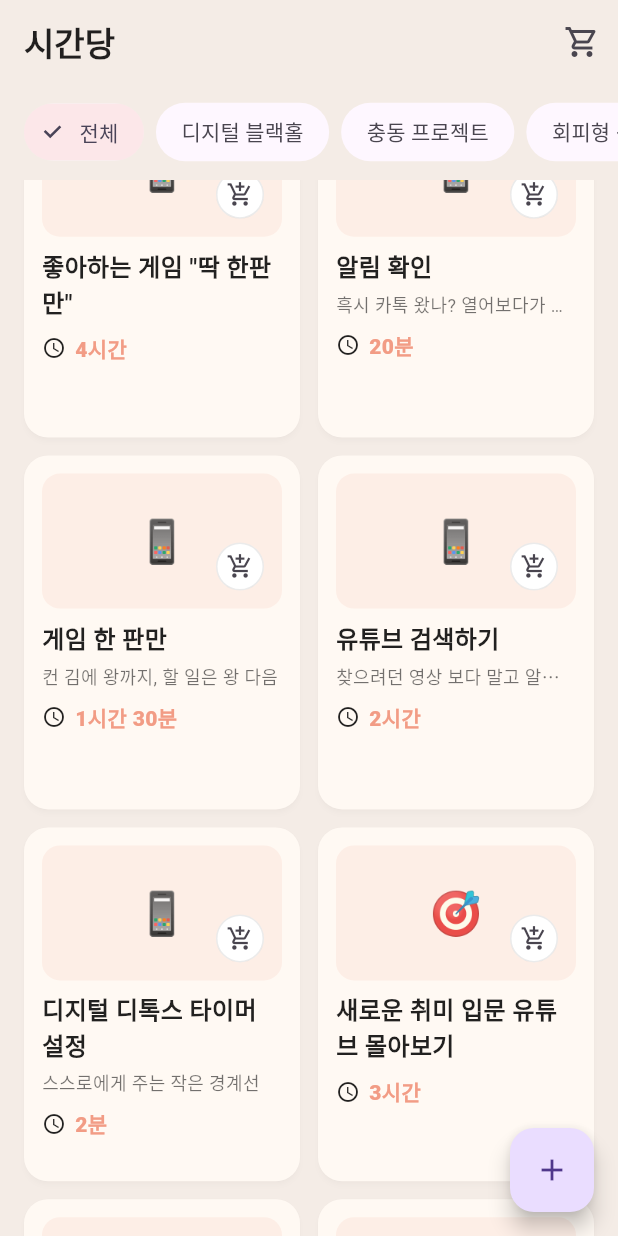
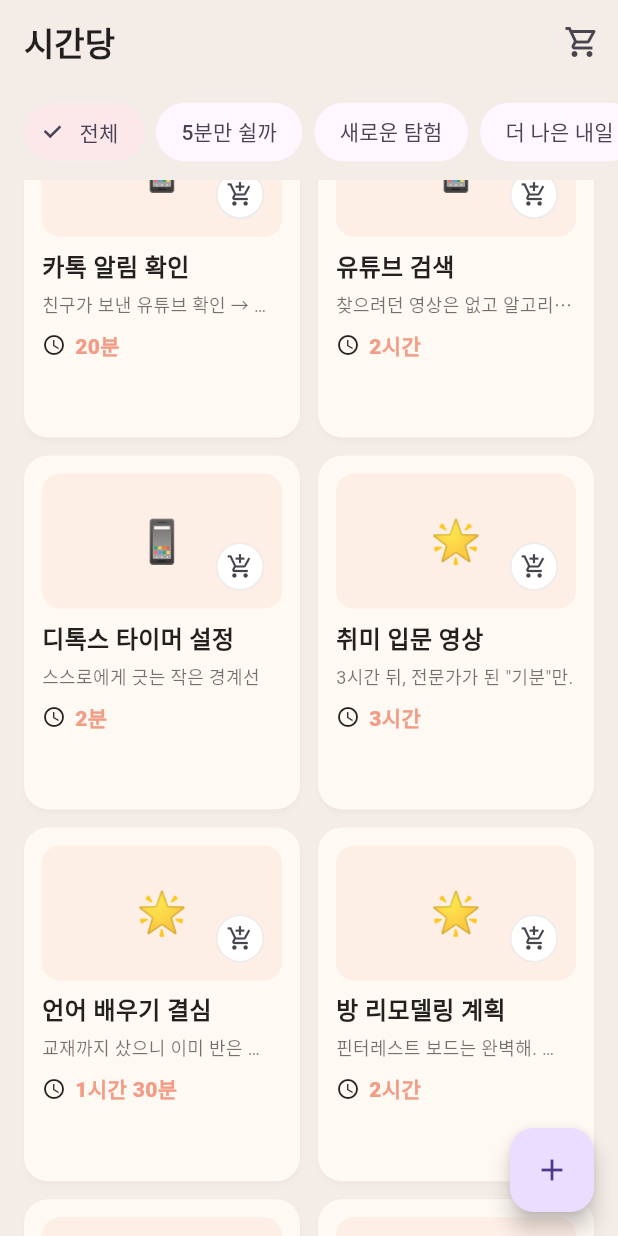
Before and after one commit to helloheesu/dart-practice, a Flutter app: the screen it shows after launch, scrolled down 576 dp, on a phone screen of 412 x 824 dp. Run offline on Flutter 3.47's test engine with Material 3 defaults, Android fonts, the light colour scheme and no system bars.

Commit message:
모킹 데이터 변경, 데이터 구조 enhanced enum으로 응집시킴

```diff
--- a/last_minutes/lib/core/constants/strings.dart
+++ b/last_minutes/lib/core/constants/strings.dart
@@ -2,11 +2,5 @@ class AppStrings {
   AppStrings._();
 
   static const String appName = '시간당';
-
-  // Categories (Korean labels)
-  static const String all = '전체';
-  static const String digitalBlackhole = '디지털 블랙홀';
-  static const String impulseProjects = '충동 프로젝트';
-  static const String avoidantProductivity = '회피형 생산성';
-  static const String everydayTimeThieves = '일상의 시간도둑';
+  static const String allCategory = '전체';
 }
--- a/last_minutes/lib/data/model/product_category.dart
+++ b/last_minutes/lib/data/model/product_category.dart
@@ -1,6 +1,34 @@
 enum ProductCategory {
-  digitalBlackhole,
-  impulseProjects,
-  avoidantProductivity,
-  everydayTimeThieves,
+  takeFive(code: 'take-five', label: '5분만 쉴까', emoji: '📱', order: 1),
+  newExploration(
+    code: 'new-exploration',
+    label: '새로운 탐험',
+    emoji: '🌟',
+    order: 2,
+  ),
+  betterTomorrow(
+    code: 'better-tomorrow',
+    label: '더 나은 내일',
+    emoji: '🎯',
+    order: 3,
+  ),
+  meTime(code: 'me-time', label: '나를 위한 시간', emoji: '🏠', order: 4);
+
+  const ProductCategory({
+    required this.code,
+    required this.label,
+    required this.emoji,
+    required this.order,
+  });
+  final String code;
+  final String label;
+  final String emoji;
+  final int order;
+
+  static ProductCategory? fromCodeOrNull(String code) {
+    for (final c in ProductCategory.values) {
+      if (c.code == code) return c;
+    }
+    return null;
+  }
 }
--- a/last_minutes/lib/data/repository/product_repository_mock.dart
+++ b/last_minutes/lib/data/repository/product_repository_mock.dart
@@ -4,245 +4,208 @@ import 'product_repository.dart';
 
 class ProductRepositoryMock implements ProductRepository {
   static final List<Product> _products = <Product>[
-    // 📱 디지털 블랙홀 (9)
     Product(
-      id: 'sns-scroll',
-      title: 'SNS 틀어가기',
+      id: 'sns-check',
+      title: 'SNS 체크',
+      subtitle: '친구의 친구까지 구경 완료',
       minutes: 45,
-      category: ProductCategory.digitalBlackhole,
+      category: ProductCategory.takeFive,
     ),
     Product(
-      id: 'bed-scroll-5min',
-      title: '"5분만" 침대에서 스크롤',
-      minutes: 35,
-      category: ProductCategory.digitalBlackhole,
+      id: 'quick-nap',
+      title: '잠깐 눈 붙이기',
+      subtitle: '어 알람 안 울렸나?',
+      minutes: 240,
+      category: ProductCategory.takeFive,
     ),
     Product(
-      id: 'just-curious-wiki',
-      title: '"그냥 궁금해서" 위키피디아 서핑',
+      id: 'namu-wiki-surf',
+      title: '나무위키 서핑',
+      subtitle: '아이돌 검색 → 소속사 대표 → 동문 졸업생 → 정치인',
       minutes: 45,
-      category: ProductCategory.digitalBlackhole,
+      category: ProductCategory.takeFive,
     ),
     Product(
-      id: 'quick-search-17-tabs',
-      title: '"빨리 검색만" → 브라우저 탭 17개',
-      minutes: 65,
-      category: ProductCategory.digitalBlackhole,
+      id: 'one-game',
+      title: '게임 한 판',
+      subtitle: '이기면 이겼으니까 한판 더, 지면 이길 때 까지 한 판 더',
+      minutes: 240,
+      category: ProductCategory.takeFive,
     ),
     Product(
-      id: 'one-more-game',
-      title: '좋아하는 게임 "딱 한판만"',
-      minutes: 240,
-      category: ProductCategory.digitalBlackhole,
-    ),
-    Product(
-      id: 'check-notifications',
-      title: '알림 확인',
-      subtitle: '흑시 카톡 왔나? 열어보다가 넷플릭스까지',
+      id: 'kakao-notification',
+      title: '카톡 알림 확인',
+      subtitle: '친구가 보낸 유튜브 확인 → 게임 에너지 다 찼네',
       minutes: 20,
-      category: ProductCategory.digitalBlackhole,
-    ),
-    Product(
-      id: 'single-game',
-      title: '게임 한 판만',
-      subtitle: '컨 김에 왕까지, 할 일은 왕 다음',
-      minutes: 90,
-      category: ProductCategory.digitalBlackhole,
+      category: ProductCategory.takeFive,
     ),
     Product(
       id: 'youtube-search',
-      title: '유튜브 검색하기',
-      subtitle: '찾으려던 영상 보다 말고 알고리즘 던진 입장',
+      title: '유튜브 검색',
+      subtitle: '찾으려던 영상은 없고 알고리즘이 던진 미끼만 가득',
       minutes: 120,
-      category: ProductCategory.digitalBlackhole,
+      category: ProductCategory.takeFive,
     ),
     Product(
-      id: 'digital-detox-timer',
-      title: '디지털 디톡스 타이머 설정',
-      subtitle: '스스로에게 주는 작은 경계선',
+      id: 'detox-timer',
+      title: '디톡스 타이머 설정',
+      subtitle: '스스로에게 긋는 작은 경계선',
       minutes: 2,
       premium: true,
-      category: ProductCategory.digitalBlackhole,
+      category: ProductCategory.takeFive,
     ),
 
-    // 🎯 충동 프로젝트 (9)
     Product(
-      id: 'binge-new-hobby',
-      title: '새로운 취미 입문 유튜브 몰아보기',
+      id: 'hobby-intro-video',
+      title: '취미 입문 영상',
+      subtitle: '3시간 뒤, 전문가가 된 "기분"만.',
       minutes: 180,
-      category: ProductCategory.impulseProjects,
+      category: ProductCategory.newExploration,
     ),
     Product(
-      id: 'learn-language-buy-book',
-      title: '새로운 언어 배우기 결심 (교재 구매까지)',
+      id: 'decide-learn-language',
+      title: '언어 배우기 결심',
+      subtitle: '교재까지 샀으니 이미 반은 배운 거 아냐?',
       minutes: 90,
-      category: ProductCategory.impulseProjects,
+      category: ProductCategory.newExploration,
     ),
     Product(
       id: 'room-remodel-plan',
-      title: '방 전체 리모델링 계획 세우기',
+      title: '방 리모델링 계획',
+      subtitle: '핀터레스트 보드는 완벽해. 실행은 다음 생에',
       minutes: 120,
-      category: ProductCategory.impulseProjects,
+      category: ProductCategory.newExploration,
     ),
     Product(
       id: 'side-hustle-idea',
-      title: '인생 바꿀 부업 아이디어 구상',
+      title: '부업 아이디어',
+      subtitle: '구상만으로 이미 지쳤어. 인생은 내일 바꾸자',
       minutes: 75,
-      category: ProductCategory.impulseProjects,
+      category: ProductCategory.newExploration,
     ),
     Product(
-      id: 'perfect-playlist',
-      title: '완벽한 플레이리스트 만들기',
+      id: 'find-focus-music',
+      title: '집중용 음악 찾기',
+      subtitle: '숨겨진 내 감성 노래 찾기. DJ나 할까?',
       minutes: 55,
-      category: ProductCategory.impulseProjects,
+      category: ProductCategory.newExploration,
     ),
     Product(
-      id: 'study-plan',
-      title: '공부 계획하기',
-      subtitle: '본 단위로 완벽한 계획 완료! 이제 피곤하니 자아겠다.',
+      id: 'study-schedule',
+      title: '공부 계획표',
+      subtitle: '본 단위 완벽 계획! 이제 피곤해서 자야겠다',
       minutes: 85,
-      category: ProductCategory.impulseProjects,
+      category: ProductCategory.newExploration,
     ),
     Product(
-      id: 'research-new-topic',
-      title: '새 주제 탐색하기',
-      subtitle: '하던 일은 멈추고 새로운 주제 연구하기',
-      minutes: 150,
-      category: ProductCategory.impulseProjects,
-    ),
-    Product(
-      id: 'choose-focus-playlist',
-      title: '집중용 플레이리스트 고르기',
-      subtitle: '곡 찾다가 집중은 따남',
-      minutes: 40,
-      category: ProductCategory.impulseProjects,
-    ),
-    Product(
-      id: 'one-thing-postit',
-      title: '"이거 하나만" 포스트잇 붙이기',
-      subtitle: '오늘 딱 한 가지만 정하기',
+      id: 'choose-one-focus',
+      title: '집중할 한 가지 정하기',
+      subtitle: '완벽한 열 개보다 완료한 한 개',
       minutes: 1,
       premium: true,
-      category: ProductCategory.impulseProjects,
+      category: ProductCategory.newExploration,
     ),
 
-    // ⏰ 회피형 생산성 (9)
     Product(
-      id: 'perfect-routine-tomorrow',
-      title: '내일부터 완벽한 루틴 짜기',
+      id: 'perfect-routine',
+      title: '완벽한 루틴 짜기',
+      subtitle: '아이고 늦잠 잤네. 미라클모닝은 내일부터.',
       minutes: 60,
-      category: ProductCategory.avoidantProductivity,
-    ),
-    Product(
-      id: 'organize-other-tasks',
-      title: '정작 해야 할 일 말고 다른 일 정리하기',
-      minutes: 50,
-      category: ProductCategory.avoidantProductivity,
+      category: ProductCategory.betterTomorrow,
     ),
     Product(
       id: 'drawer-cleaning',
-      title: '갑자기 서랍장 전체 정리 시작',
+      title: '서랍장 대정리',
+      subtitle: '바닥의 옷 걸다가 시작된 미뤄온 옷장정리',
       minutes: 95,
-      category: ProductCategory.avoidantProductivity,
+      category: ProductCategory.betterTomorrow,
     ),
     Product(
-      id: 'reply-unimportant-emails',
-      title: '이메일 안 중요한 것부터 답장하기',
+      id: 'email-reply',
+      title: '이메일 답장',
+      subtitle: '스팸 정리하다가 답장을 잊어버렸다',
       minutes: 40,
-      category: ProductCategory.avoidantProductivity,
+      category: ProductCategory.betterTomorrow,
     ),
     Product(
-      id: 'desk-rearrange-again',
-      title: '책상 배치 "이번엔 진짜" 바꾸기',
+      id: 'desk-layout-change',
+      title: '책상 배치 변경',
+      subtitle: '햇빛을 봐야 뇌가 각성된댔어',
       minutes: 35,
-      category: ProductCategory.avoidantProductivity,
+      category: ProductCategory.betterTomorrow,
     ),
     Product(
-      id: 'memoapp-system',
-      title: '메모앱 정리 시스템 구축',
+      id: 'memo-system',
+      title: '메모 시스템 구축',
+      subtitle: '원래 뭐 쓰려고 켰더라?',
       minutes: 80,
-      category: ProductCategory.avoidantProductivity,
+      category: ProductCategory.betterTomorrow,
     ),
     Product(
-      id: 'cleaning-nostalgia',
-      title: '청소 시작했다가 추억의 물건 발견',
+      id: 'nostalgia-found',
+      title: '추억 발견',
+      subtitle: '청소하다 졸업앨범 발견. 청소는 실종',
       minutes: 110,
-      category: ProductCategory.avoidantProductivity,
+      category: ProductCategory.betterTomorrow,
     ),
     Product(
-      id: 'perfect-gift-but-not-buy',
-      title: '완벽한 선물 고르기 (결국 못 삼)',
+      id: 'perfect-gift',
+      title: '완벽한 선물 찾기',
+      subtitle: '고민 끝에 결국 못 삼. 편의점 가자',
       minutes: 100,
-      category: ProductCategory.avoidantProductivity,
+      category: ProductCategory.betterTomorrow,
     ),
     Product(
-      id: 'urgent-one-task',
-      title: '진짜 급한 일 하나만 체크하기',
-      subtitle: '완벽함 대신 완료를',
-      minutes: 3,
+      id: 'do-first',
+      title: '하려고 한 일부터',
+      subtitle: '개선은 그 뒤에',
+      minutes: 30,
       premium: true,
-      category: ProductCategory.avoidantProductivity,
+      category: ProductCategory.betterTomorrow,
     ),
 
-    // 😅 일상의 시간도둑 (9)
     Product(
-      id: 'get-ready-outfit-10',
-      title: '나갈 준비 (옷 10번 갈아입기 포함)',
+      id: 'get-ready',
+      title: '외출 준비',
+      subtitle: '옷 10벌 입어보기 포함. 결국 처음 꺼낸 걸로',
       minutes: 50,
-      category: ProductCategory.everydayTimeThieves,
+      category: ProductCategory.meTime,
     ),
     Product(
-      id: 'simple-recipe-wasnt',
-      title: '간단한 요리인 줄 알았던 레시피',
+      id: 'simple-cooking',
+      title: '간단한 요리',
+      subtitle: '"간단" 레시피의 배신. 설거지까지 하면 2시간',
       minutes: 85,
-      category: ProductCategory.everydayTimeThieves,
+      category: ProductCategory.meTime,
     ),
     Product(
-      id: 'shower-thoughts-concert',
-      title: '샤워 중 인생 고민 & 콘서트',
-      minutes: 45,
-      category: ProductCategory.everydayTimeThieves,
+      id: 'find-phone',
+      title: '핸드폰 찾기',
+      subtitle: '집 안 어딘가 숨어있는 진동 소리 찾기 게임',
+      minutes: 15,
+      category: ProductCategory.meTime,
     ),
     Product(
-      id: 'find-phone-home',
-      title: '핸드폰 찾기 (집 안 어딘가)',
-      minutes: 15,
-      category: ProductCategory.everydayTimeThieves,
+      id: 'reply-thinking',
+      title: '답장 고민',
+      subtitle: '이 이모티콘? 저 이모티콘? 톤은 괜찮나? 다시 읽기',
+      minutes: 20,
+      category: ProductCategory.meTime,
     ),
     Product(
-      id: 'reply-friends-message',
-      title: '친구 메시지 답장 고민하기',
-      minutes: 20,
-      category: ProductCategory.everydayTimeThieves,
-    ),
-    Product(
-      id: 'pick-theme-colors',
+      id: 'choose-theme-colors',
       title: '테마 색상 정하기',
-      subtitle: '와이어프레임은 시작도 못 함',
+      subtitle: '와이어프레임은 시작도 못 함. 색만 50가지 시도',
       minutes: 30,
-      category: ProductCategory.everydayTimeThieves,
-    ),
-    Product(
-      id: 'eat-first',
-      title: '밥은 먹고 해야지',
-      subtitle: '일하다 까먹은 식사. 밥 먹으면서도 일 생각이 나서 체한다.',
-      minutes: 90,
-      category: ProductCategory.everydayTimeThieves,
-    ),
-    Product(
-      id: 'lie-down-30min',
-      title: '30분만 눕자',
-      subtitle: '과몰입 후 갑자기 밀려온 피로. 눈 뜨니 마감 시간.',
-      minutes: 150,
-      category: ProductCategory.everydayTimeThieves,
+      category: ProductCategory.meTime,
     ),
     Product(
       id: 'stretch-and-water',
       title: '스트레칭 & 물 한잔',
-      subtitle: '몸이 말하는 신호 듣기',
+      subtitle: '몸이 말하는 신호 듣기. 지금 잠깐 쉬어도 괜찮아',
       minutes: 5,
       premium: true,
-      category: ProductCategory.everydayTimeThieves,
+      category: ProductCategory.meTime,
     ),
   ];
 
--- a/last_minutes/lib/ui/pages/products/product_create_page.dart
+++ b/last_minutes/lib/ui/pages/products/product_create_page.dart
@@ -15,7 +15,7 @@ class _ProductCreatePageState extends State<ProductCreatePage> {
   final _title = TextEditingController();
   final _minutes = TextEditingController();
   final _subtitle = TextEditingController();
-  ProductCategory _category = ProductCategory.digitalBlackhole;
+  ProductCategory _category = ProductCategory.takeFive;
   bool _premium = false;
   final _repo = ProductRepositoryMock();
 
@@ -62,23 +62,9 @@ class _ProductCreatePageState extends State<ProductCreatePage> {
             DropdownButtonFormField<ProductCategory>(
               value: _category,
               decoration: const InputDecoration(labelText: '카테고리'),
-              items: const [
-                DropdownMenuItem(
-                  value: ProductCategory.digitalBlackhole,
-                  child: Text('디지털 블랙홀'),
-                ),
-                DropdownMenuItem(
-                  value: ProductCategory.impulseProjects,
-                  child: Text('충동 프로젝트'),
-                ),
-                DropdownMenuItem(
-                  value: ProductCategory.avoidantProductivity,
-                  child: Text('회피형 생산성'),
-                ),
-                DropdownMenuItem(
-                  value: ProductCategory.everydayTimeThieves,
-                  child: Text('일상의 시간도둑'),
-                ),
+              items: [
+                for (final c in ProductCategory.values)
+                  DropdownMenuItem(value: c, child: Text(c.label)),
               ],
               onChanged: (v) => setState(() => _category = v ?? _category),
             ),
--- a/last_minutes/lib/ui/pages/products/product_detail_page.dart
+++ b/last_minutes/lib/ui/pages/products/product_detail_page.dart
@@ -123,14 +123,8 @@ class _CategoryChip extends StatelessWidget {
   const _CategoryChip({required this.category});
   @override
   Widget build(BuildContext context) {
-    final map = {
-      ProductCategory.digitalBlackhole: '디지털 블랙홀',
-      ProductCategory.impulseProjects: '충동 프로젝트',
-      ProductCategory.avoidantProductivity: '회피형 생산성',
-      ProductCategory.everydayTimeThieves: '일상의 시간도둑',
-    };
     return Chip(
-      label: Text(map[category]!),
+      label: Text(category.label),
       backgroundColor: AppColors.accent.withValues(alpha: 0.12),
     );
   }
--- a/last_minutes/lib/ui/widgets/products/category_filter_bar.dart
+++ b/last_minutes/lib/ui/widgets/products/category_filter_bar.dart
@@ -14,23 +14,8 @@ class CategoryFilterBar extends StatelessWidget {
   @override
   Widget build(BuildContext context) {
     final items = <({String label, ProductCategory? value})>[
-      (label: AppStrings.all, value: null),
-      (
-        label: AppStrings.digitalBlackhole,
-        value: ProductCategory.digitalBlackhole,
-      ),
-      (
-        label: AppStrings.impulseProjects,
-        value: ProductCategory.impulseProjects,
-      ),
-      (
-        label: AppStrings.avoidantProductivity,
-        value: ProductCategory.avoidantProductivity,
-      ),
-      (
-        label: AppStrings.everydayTimeThieves,
-        value: ProductCategory.everydayTimeThieves,
-      ),
+      (label: AppStrings.allCategory, value: null),
+      for (final c in ProductCategory.values) (label: c.label, value: c),
     ];
     return SingleChildScrollView(
       scrollDirection: Axis.horizontal,
--- a/last_minutes/lib/ui/widgets/products/product_card.dart
+++ b/last_minutes/lib/ui/widgets/products/product_card.dart
@@ -102,12 +102,7 @@ class _ImageWithCart extends StatelessWidget {
   const _ImageWithCart({required this.category, required this.onAdd});
   @override
   Widget build(BuildContext context) {
-    final emoji = switch (category) {
-      ProductCategory.digitalBlackhole => '📱',
-      ProductCategory.impulseProjects => '🎯',
-      ProductCategory.avoidantProductivity => '🗂️',
-      ProductCategory.everydayTimeThieves => '⏰',
-    };
+    final emoji = category.emoji;
     return AspectRatio(
       aspectRatio: 16 / 9,
       child: Stack(
```
